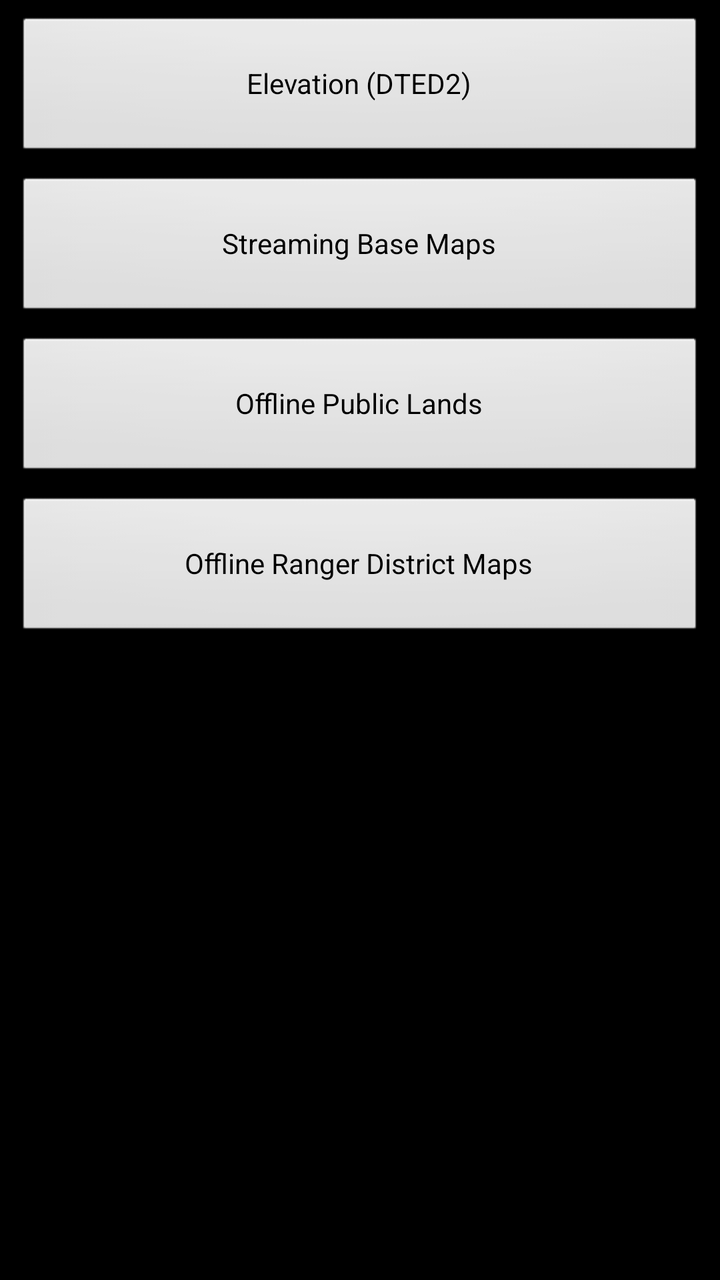
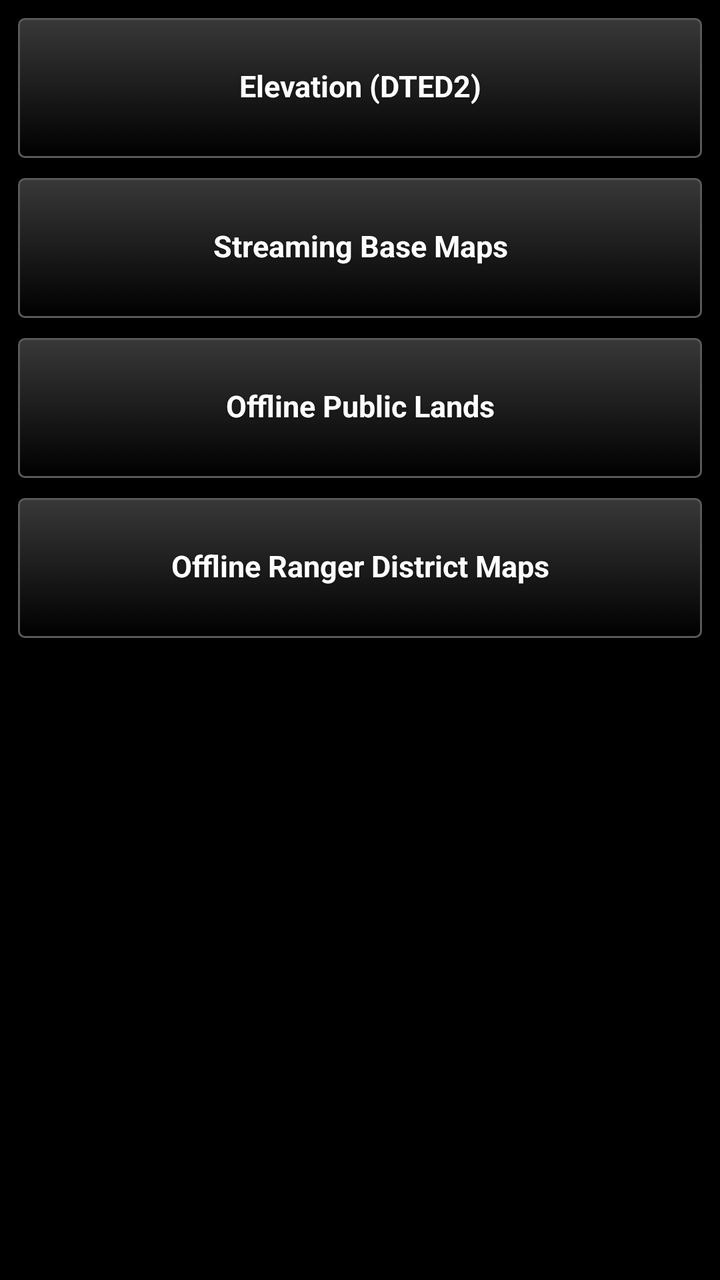

An Android layout rendered at two revisions. The XML below is the earlier revision; the diff shows what the commit changed to produce the second picture.
<!-- AndroidManifest.xml: application theme AppTheme -->
<!-- res/layout/main_layout.xml -->
<?xml version="1.0" encoding="utf-8"?>
<LinearLayout xmlns:android="http://schemas.android.com/apk/res/android"
    android:layout_width="match_parent"
    android:layout_height="match_parent"
    android:orientation="vertical"
    android:padding="8dp">

    
    <ScrollView
        android:id="@+id/home_view"
        android:layout_width="match_parent"
        android:layout_height="match_parent"
        android:fillViewport="true">

    <LinearLayout
        android:layout_width="match_parent"
        android:layout_height="wrap_content"
        android:orientation="vertical">

        <Button
            android:id="@+id/btn_dted"
            android:layout_width="match_parent"
            android:layout_height="wrap_content"
            android:layout_marginBottom="8dp"
            android:minHeight="72dp"
            android:text="@string/elevation_heading" />

        <Button
            android:id="@+id/btn_maps"
            android:layout_width="match_parent"
            android:layout_height="wrap_content"
            android:layout_marginBottom="8dp"
            android:minHeight="72dp"
            android:text="@string/maps_heading" />

        <Button
            android:id="@+id/btn_forests"
            android:layout_width="match_parent"
            android:layout_height="wrap_content"
            android:layout_marginBottom="8dp"
            android:minHeight="72dp"
            android:text="@string/forests_heading" />

        <Button
            android:id="@+id/btn_recmaps"
            android:layout_width="match_parent"
            android:layout_height="wrap_content"
            android:minHeight="72dp"
            android:text="@string/recmaps_heading" />

        <TextView
            android:id="@+id/home_note"
            android:layout_width="match_parent"
            android:layout_height="wrap_content"
            android:paddingTop="10dp"
            android:textSize="12sp" />
    </LinearLayout>
    </ScrollView>

    
    <LinearLayout
        android:id="@+id/forest_view"
        android:layout_width="match_parent"
        android:layout_height="match_parent"
        android:orientation="vertical"
        android:visibility="gone">

        <LinearLayout
            android:layout_width="match_parent"
            android:layout_height="wrap_content"
            android:gravity="center_vertical"
            android:orientation="horizontal">

            <Button
                android:id="@+id/btn_back_forests"
                android:layout_width="wrap_content"
                android:layout_height="wrap_content"
                android:text="@string/back" />

            
            <Button
                android:id="@+id/package_filter"
                android:layout_width="wrap_content"
                android:layout_height="wrap_content"
                android:layout_marginStart="8dp"
                android:minWidth="0dp"
                android:paddingStart="10dp"
                android:paddingEnd="10dp" />

            <EditText
                android:id="@+id/forest_search"
                android:layout_width="0dp"
                android:layout_height="wrap_content"
                android:layout_marginStart="8dp"
                android:layout_weight="1"
                android:hint="@string/search_forests"
                android:imeOptions="actionSearch|flagNoExtractUi"
                android:inputType="text"
                android:maxLines="1"
                android:singleLine="true" />
        </LinearLayout>

        
        <Button
            android:id="@+id/cancel_bar"
            android:layout_width="match_parent"
            android:layout_height="wrap_content"
            android:layout_marginTop="4dp"
            android:minHeight="56dp"
            android:text="@string/cancel_download"
            android:visibility="gone" />

        <TextView
            android:id="@+id/forest_status"
            android:layout_width="match_parent"
            android:layout_height="wrap_content"
            android:minLines="2"
            android:maxLines="2"
            android:ellipsize="end"
            android:paddingBottom="4dp"
            android:paddingTop="4dp"
            android:textSize="13sp" />

        <ListView
            android:id="@+id/forest_list"
            android:layout_width="match_parent"
            android:layout_height="0dp"
            android:layout_weight="1" />
    </LinearLayout>

    
    <LinearLayout
        android:id="@+id/basemap_view"
        android:layout_width="match_parent"
        android:layout_height="match_parent"
        android:orientation="vertical"
        android:visibility="gone">

        <LinearLayout
            android:layout_width="match_parent"
            android:layout_height="wrap_content"
            android:gravity="center_vertical"
            android:orientation="horizontal">

            <Button
                android:id="@+id/btn_back_maps"
                android:layout_width="wrap_content"
                android:layout_height="wrap_content"
                android:text="@string/back" />

            <Button
                android:id="@+id/basemap_filter"
                android:layout_width="wrap_content"
                android:layout_height="wrap_content"
                android:layout_marginStart="8dp"
                android:minWidth="0dp"
                android:paddingStart="10dp"
                android:paddingEnd="10dp" />

            <Button
                android:id="@+id/category_button"
                android:layout_width="0dp"
                android:layout_height="wrap_content"
                android:layout_marginStart="8dp"
                android:layout_weight="1" />
        </LinearLayout>

        <TextView
            android:id="@+id/basemap_status"
            android:layout_width="match_parent"
            android:layout_height="wrap_content"
            android:minLines="2"
            android:maxLines="2"
            android:ellipsize="end"
            android:paddingBottom="4dp"
            android:paddingTop="4dp"
            android:textSize="13sp" />

        <ListView
            android:id="@+id/basemap_list"
            android:layout_width="match_parent"
            android:layout_height="0dp"
            android:layout_weight="1"
            android:divider="#33FFFFFF"
            android:dividerHeight="1dp" />
    </LinearLayout>

    
    <LinearLayout
        android:id="@+id/dted_view"
        android:layout_width="match_parent"
        android:layout_height="match_parent"
        android:orientation="vertical"
        android:visibility="gone">

        <LinearLayout
            android:layout_width="match_parent"
            android:layout_height="wrap_content"
            android:gravity="center_vertical"
            android:orientation="horizontal">

            <Button
                android:id="@+id/btn_back"
                android:layout_width="wrap_content"
                android:layout_height="wrap_content"
                android:text="@string/back" />

            
            <Button
                android:id="@+id/region_filter"
                android:layout_width="wrap_content"
                android:layout_height="wrap_content"
                android:layout_marginStart="8dp"
                android:minWidth="0dp"
                android:paddingStart="10dp"
                android:paddingEnd="10dp" />

            <Button
                android:id="@+id/country_button"
                android:layout_width="0dp"
                android:layout_height="wrap_content"
                android:layout_marginStart="8dp"
                android:layout_weight="1" />
        </LinearLayout>

        <Button
            android:id="@+id/cancel_bar_dted"
            android:layout_width="match_parent"
            android:layout_height="wrap_content"
            android:layout_marginTop="4dp"
            android:minHeight="56dp"
            android:text="@string/cancel_download"
            android:visibility="gone" />

        <TextView
            android:id="@+id/depot_status"
            android:layout_width="match_parent"
            android:layout_height="wrap_content"
            android:minLines="2"
            android:maxLines="2"
            android:ellipsize="end"
            android:paddingBottom="4dp"
            android:paddingTop="4dp"
            android:text="@string/loading_catalog"
            android:textSize="13sp" />

        <ListView
            android:id="@+id/region_list"
            android:layout_width="match_parent"
            android:layout_height="0dp"
            android:layout_weight="1"
            android:divider="#33FFFFFF"
            android:dividerHeight="1dp" />
    </LinearLayout>

</LinearLayout>
<!-- resources referenced by this layout -->
<resources>
  <string name="back">‹ Back</string>
  <string name="cancel_download">Cancel download</string>
  <string name="search_forests">Search forests…</string>
  <!-- unchanged entries left out for length: 9 -->
</resources>

<!-- the commit's change to res/layout/main_layout.xml (unified diff, before → after) -->
@@ -18,6 +18,7 @@
         android:orientation="vertical">
 
         <Button
+            style="@style/TakwerxButton"
             android:id="@+id/btn_dted"
             android:layout_width="match_parent"
             android:layout_height="wrap_content"
@@ -26,6 +27,7 @@
             android:text="@string/elevation_heading" />
 
         <Button
+            style="@style/TakwerxButton"
             android:id="@+id/btn_maps"
             android:layout_width="match_parent"
             android:layout_height="wrap_content"
@@ -34,6 +36,7 @@
             android:text="@string/maps_heading" />
 
         <Button
+            style="@style/TakwerxButton"
             android:id="@+id/btn_forests"
             android:layout_width="match_parent"
             android:layout_height="wrap_content"
@@ -42,6 +45,7 @@
             android:text="@string/forests_heading" />
 
         <Button
+            style="@style/TakwerxButton"
             android:id="@+id/btn_recmaps"
             android:layout_width="match_parent"
             android:layout_height="wrap_content"
@@ -72,6 +76,7 @@
             android:orientation="horizontal">
 
             <Button
+                style="@style/TakwerxButton"
                 android:id="@+id/btn_back_forests"
                 android:layout_width="wrap_content"
                 android:layout_height="wrap_content"
@@ -79,6 +84,7 @@
 
             
             <Button
+                style="@style/TakwerxButton"
                 android:id="@+id/package_filter"
                 android:layout_width="wrap_content"
                 android:layout_height="wrap_content"
@@ -102,6 +108,7 @@
 
         
         <Button
+            style="@style/TakwerxButton"
             android:id="@+id/cancel_bar"
             android:layout_width="match_parent"
             android:layout_height="wrap_content"
@@ -143,12 +150,14 @@
             android:orientation="horizontal">
 
             <Button
+                style="@style/TakwerxButton"
                 android:id="@+id/btn_back_maps"
                 android:layout_width="wrap_content"
                 android:layout_height="wrap_content"
                 android:text="@string/back" />
 
             <Button
+                style="@style/TakwerxButton"
                 android:id="@+id/basemap_filter"
                 android:layout_width="wrap_content"
                 android:layout_height="wrap_content"
@@ -158,6 +167,7 @@
                 android:paddingEnd="10dp" />
 
             <Button
+                style="@style/TakwerxButton"
                 android:id="@+id/category_button"
                 android:layout_width="0dp"
                 android:layout_height="wrap_content"
@@ -200,6 +210,7 @@
             android:orientation="horizontal">
 
             <Button
+                style="@style/TakwerxButton"
                 android:id="@+id/btn_back"
                 android:layout_width="wrap_content"
                 android:layout_height="wrap_content"
@@ -207,6 +218,7 @@
 
             
             <Button
+                style="@style/TakwerxButton"
                 android:id="@+id/region_filter"
                 android:layout_width="wrap_content"
                 android:layout_height="wrap_content"
@@ -216,6 +228,7 @@
                 android:paddingEnd="10dp" />
 
             <Button
+                style="@style/TakwerxButton"
                 android:id="@+id/country_button"
                 android:layout_width="0dp"
                 android:layout_height="wrap_content"
@@ -224,6 +237,7 @@
         </LinearLayout>
 
         <Button
+            style="@style/TakwerxButton"
             android:id="@+id/cancel_bar_dted"
             android:layout_width="match_parent"
             android:layout_height="wrap_content"
<!-- resource entries referenced after the edit -->
@@ -3,6 +3,97 @@
   <string name="back">‹ Back</string>
   <string name="cancel_download">Cancel download</string>
   <string name="search_forests">Search forests…</string>
+  <style name="TakwerxButton" parent="@style/darkButton">
+          <item name="android:paddingLeft">12dp</item>
+          <item name="android:paddingRight">12dp</item>
+          <item name="android:paddingTop">6dp</item>
+          <item name="android:paddingBottom">8dp</item>
+          <item name="android:minHeight">44dp</item>
+          <item name="android:minWidth">0dp</item>
+          <item name="android:textSize">15sp</item>
+          <item name="android:singleLine">true</item>
+          <item name="android:ellipsize">end</item>
+      </style>
+  <style name="darkButton" parent="@android:style/Widget.Button">
+          <item name="android:background">@drawable/btn_gray</item>
+          <item name="android:shadowColor">@color/darker_gray</item>
+          <item name="android:shadowDy">1</item>
+          <item name="android:shadowRadius">2</item>
+          <item name="android:textColor">@color/white</item>
+          <item name="android:textStyle">bold</item>
+          <item name="android:paddingTop">0dp</item>
+          <item name="android:paddingBottom">3dp</item>
+          <item name="android:textSize">@dimen/fontSize</item>
+      </style>
+  <!-- drawable btn_gray (drawable) -->
+  <?xml version="1.0" encoding="utf-8"?>
+  <selector xmlns:android="http://schemas.android.com/apk/res/android">
+      <item
+          android:state_enabled="true"
+          android:state_pressed="true"
+          android:drawable="@drawable/new_dark_button_selected" />
+      <item
+          android:state_enabled="true"
+          android:state_selected="true"
+          android:drawable="@drawable/new_dark_button_selected" />
+      <item 
+          android:state_enabled="true"
+          android:state_checked="true" 
+          android:drawable="@drawable/new_dark_button_selected"  />
+      <item
+          android:state_enabled="false"
+          android:drawable="@drawable/new_dark_button_disabled" />
+      <item
+          android:drawable="@drawable/new_dark_button_bg" />
+  </selector>
+  <color name="darker_gray">#121212</color>
+  <color name="white">#ffffff</color>
+  <dimen name="fontSize">14sp</dimen>
+  <!-- drawable new_dark_button_selected (drawable) -->
+  <?xml version="1.0" encoding="utf-8"?>
+  <layer-list xmlns:android="http://schemas.android.com/apk/res/android">
+      <item android:bottom="1dp" android:right="1dp" android:left="1dp" android:top="1dp">
+          <shape android:shape="rectangle">
+              <corners android:radius="3dp" />
+              <stroke
+                  android:width="1dp"
+                  android:color="#17b219" />
+              <gradient
+                  android:startColor="#000000"
+                  android:endColor="#383838"
+                  android:angle="90"/>
+          </shape>
+      </item>
+  </layer-list>
+  <!-- drawable new_dark_button_disabled (drawable) -->
+  <?xml version="1.0" encoding="utf-8"?>
+  <layer-list xmlns:android="http://schemas.android.com/apk/res/android">
+      <item android:bottom="1dp" android:right="1dp" android:left="1dp" android:top="1dp">
+          <shape android:shape="rectangle">
+              <corners android:radius="3dp" />
+              <stroke
+                  android:width="1dp"
+                  android:color="#484848" />
+              <solid android:color="#484848" />
+          </shape>
+      </item>
+  </layer-list>
+  <!-- drawable new_dark_button_bg (drawable) -->
+  <?xml version="1.0" encoding="utf-8"?>
+  <layer-list xmlns:android="http://schemas.android.com/apk/res/android">
+      <item android:bottom="1dp" android:right="1dp" android:left="1dp" android:top="1dp">
+          <shape android:shape="rectangle">
+              <corners android:radius="3dp" />
+              <stroke
+                  android:width="1dp"
+                  android:color="#585858" />
+              <gradient
+                  android:startColor="#000000"
+                  android:endColor="#383838"
+                  android:angle="90"/>
+          </shape>
+      </item>
+  </layer-list>
   <!-- unchanged entries left out for length: 9 -->
 </resources>
 
